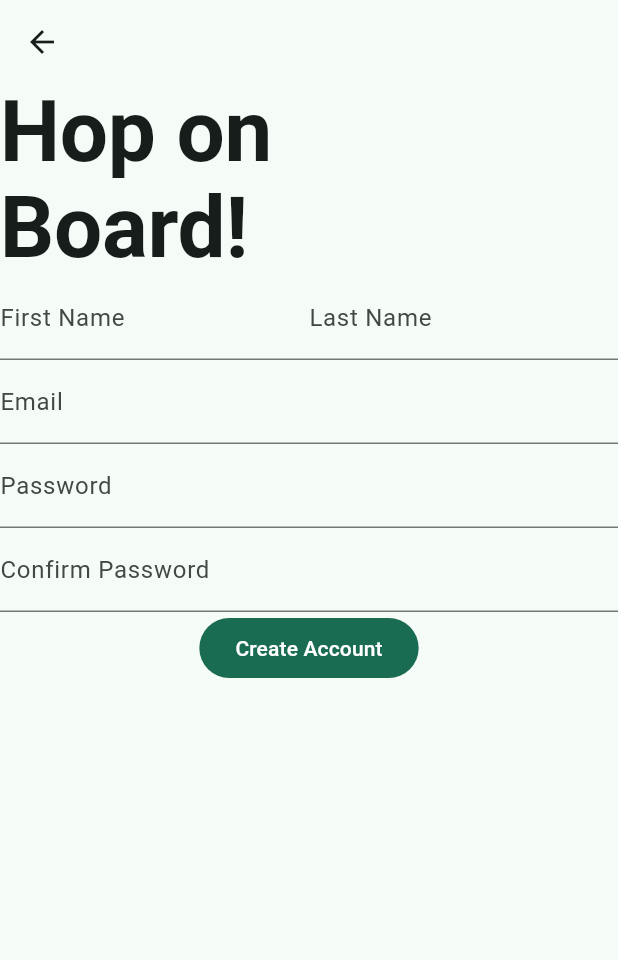
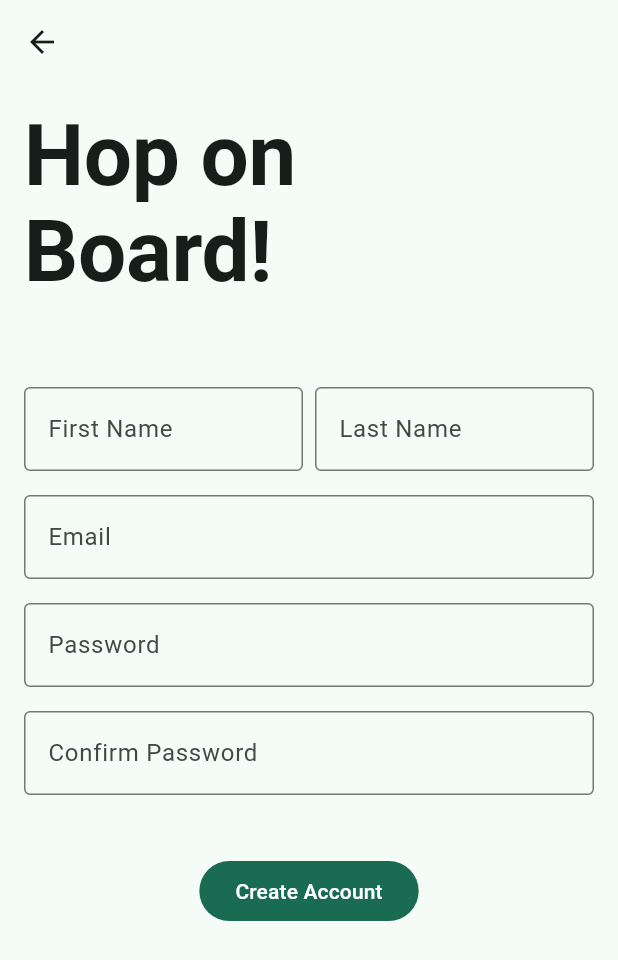
Before and after one commit to maranix/kudosware, a Flutter app: the screen it shows after launch, after a tap on an icon or button, on a phone screen of 412 x 824 dp. Shown: the top 960 px of the screen. Run offline on Flutter 3.47's test engine with Material 3 defaults, Android fonts, the phone set to English and light mode, and no system bars; our stand-ins replace bloc, cloud_firestore, equatable, firebase_auth, firebase_core, flutter_bloc; accounts and stored records are empty; generated files the repository leaves out were written again.

Commit message:
fix: ui padding/decoration and add validation logic

```diff
--- /dev/null
+++ b/lib/core/utils/utils.dart
@@ -0,0 +1 @@
+export 'validators.dart';
--- a/lib/feature/login/view/login_page.dart
+++ b/lib/feature/login/view/login_page.dart
@@ -1,9 +1,12 @@
+import 'dart:math';
+
 import 'package:flutter/cupertino.dart';
 import 'package:flutter/material.dart';
 import 'package:flutter_bloc/flutter_bloc.dart';
 import 'package:kudosware/core/repository/authentication_repository.dart';
 import 'package:kudosware/feature/login/login.dart';
 import 'package:kudosware/feature/signup/signup.dart';
+import 'package:kudosware/widgets/widgets.dart';
 
 class LogInPage extends StatelessWidget {
   const LogInPage({super.key});
@@ -43,21 +46,24 @@ class _LogInView extends StatelessWidget {
             );
         }
       },
-      child: const Scaffold(
+      child: Scaffold(
         body: SafeArea(
           child: SingleChildScrollView(
             child: Padding(
-              padding: EdgeInsets.all(16.0),
+              padding: const EdgeInsets.all(16.0),
               child: Column(
                 crossAxisAlignment: CrossAxisAlignment.start,
                 children: [
-                  _Title(),
-                  _LogInFormView(),
-                  Align(
+                  const _Title(),
+                  SizedBox(
+                    height: min(100, MediaQuery.sizeOf(context).height * 0.15),
+                  ),
+                  const _LogInFormView(),
+                  const Align(
                     alignment: Alignment.centerRight,
                     child: _SignUpActionButton(),
                   ),
-                  Center(
+                  const Center(
                     child: _LogInActionButton(),
                   ),
                 ],
@@ -78,6 +84,7 @@ class _LogInFormView extends StatelessWidget {
     return const Column(
       children: [
         _EmailField(),
+        SizedBox(height: 16),
         _PasswordField(),
       ],
     );
@@ -111,7 +118,7 @@ class _EmailField extends StatelessWidget {
 
     return TextFormField(
       key: const Key('loginUserView_email_textFormField'),
-      decoration: InputDecoration(
+      decoration: textFieldDecoration(
         enabled: isEnabled,
         labelText: 'Email',
         hintText: 'johndoe@gmail.com',
@@ -133,9 +140,11 @@ class _PasswordField extends StatelessWidget {
 
     return TextFormField(
       key: const Key('loginUserView_password_textFormField'),
-      decoration: InputDecoration(
+      obscureText: true,
+      decoration: textFieldDecoration(
         enabled: isEnabled,
         labelText: 'Password',
+        hintText: '*********',
       ),
       onChanged: (password) =>
           context.read<LogInBloc>().add(LogInPasswordChanged(password)),
--- a/lib/feature/signup/view/signup_page.dart
+++ b/lib/feature/signup/view/signup_page.dart
@@ -1,9 +1,13 @@
+import 'dart:math';
+
 import 'package:flutter/cupertino.dart';
 import 'package:flutter/material.dart';
 import 'package:flutter_bloc/flutter_bloc.dart';
 import 'package:kudosware/app/app.dart';
 import 'package:kudosware/core/repository/authentication_repository.dart';
+import 'package:kudosware/core/utils/validators.dart';
 import 'package:kudosware/feature/signup/signup.dart';
+import 'package:kudosware/widgets/widgets.dart';
 
 class SignUpPage extends StatelessWidget {
   const SignUpPage({super.key});
@@ -54,42 +58,24 @@ class _SignUpView extends StatelessWidget {
       },
       child: Scaffold(
         appBar: AppBar(),
-        body: const SafeArea(
+        body: SafeArea(
           child: SingleChildScrollView(
-            child: Column(
-              crossAxisAlignment: CrossAxisAlignment.start,
-              children: [
-                _Title(),
-                _SignUpFormView(),
-                Center(
-                  child: _SignUpActionButton(),
-                )
-              ],
+            child: Padding(
+              padding: const EdgeInsets.all(16.0),
+              child: Column(
+                crossAxisAlignment: CrossAxisAlignment.start,
+                children: [
+                  const _Title(),
+                  SizedBox(
+                    height: min(50, MediaQuery.sizeOf(context).height * 1),
+                  ),
+                  const _SignUpFormView(),
+                ],
+              ),
             ),
           ),
         ),
       ),
-    );
-  }
-}
-
-class _SignUpFormView extends StatelessWidget {
-  const _SignUpFormView();
-
-  @override
-  Widget build(BuildContext context) {
-    return const Column(
-      children: [
-        Row(
-          children: [
-            Expanded(child: _FirstNameField()),
-            Expanded(child: _LastNameField()),
-          ],
-        ),
-        _EmailField(),
-        _PasswordField(),
-        _ConfirmPasswordField(),
-      ],
     );
   }
 }
@@ -110,6 +96,66 @@ class _Title extends StatelessWidget {
   }
 }
 
+class _SignUpFormView extends StatefulWidget {
+  const _SignUpFormView();
+
+  @override
+  State<_SignUpFormView> createState() => _SignUpFormViewState();
+}
+
+class _SignUpFormViewState extends State<_SignUpFormView> {
+  late final GlobalKey<FormState> _formKey;
+
+  void _onValidated() {
+    if (_formKey.currentState == null) return;
+
+    if (_formKey.currentState!.validate()) {
+      context.read<SignUpBloc>().add(const SignUpRequested());
+    }
+  }
+
+  @override
+  void initState() {
+    super.initState();
+    _formKey = GlobalKey<FormState>();
+  }
+
+  @override
+  void dispose() {
+    _formKey.currentState?.dispose();
+    super.dispose();
+  }
+
+  @override
+  Widget build(BuildContext context) {
+    return Form(
+      key: _formKey,
+      child: Column(
+        crossAxisAlignment: CrossAxisAlignment.center,
+        children: [
+          const Row(
+            children: [
+              Expanded(child: _FirstNameField()),
+              SizedBox(width: 8),
+              Expanded(child: _LastNameField()),
+            ],
+          ),
+          const _EmailField(),
+          const _PasswordField(),
+          const _ConfirmPasswordField(),
+          const SizedBox(height: 8),
+          _SignUpActionButton(onValidated: _onValidated)
+        ]
+            .map((child) => Padding(
+                  padding: const EdgeInsets.symmetric(vertical: 8),
+                  child: child,
+                ))
+            .toList(),
+      ),
+    );
+  }
+}
+
 class _FirstNameField extends StatelessWidget {
   const _FirstNameField();
 
@@ -122,7 +168,8 @@ class _FirstNameField extends StatelessWidget {
 
     return TextFormField(
       key: const Key('signupUserView_firstName_textFormField'),
-      decoration: InputDecoration(
+      keyboardType: TextInputType.name,
+      decoration: textFieldDecoration(
         enabled: isEnabled,
         labelText: 'First Name',
         hintText: 'John',
@@ -130,6 +177,7 @@ class _FirstNameField extends StatelessWidget {
       initialValue: firstName,
       onChanged: (name) =>
           context.read<SignUpBloc>().add(SignUpFirstNameChanged(name)),
+      validator: validateFirstName,
     );
   }
 }
@@ -146,7 +194,8 @@ class _LastNameField extends StatelessWidget {
 
     return TextFormField(
       key: const Key('signupUserView_lastName_textFormField'),
-      decoration: InputDecoration(
+      keyboardType: TextInputType.name,
+      decoration: textFieldDecoration(
         enabled: isEnabled,
         labelText: 'Last Name',
         hintText: 'Doe',
@@ -154,6 +203,7 @@ class _LastNameField extends StatelessWidget {
       initialValue: lastName,
       onChanged: (name) =>
           context.read<SignUpBloc>().add(SignUpLastNameChanged(name)),
+      validator: validateLastName,
     );
   }
 }
@@ -170,7 +220,8 @@ class _EmailField extends StatelessWidget {
 
     return TextFormField(
       key: const Key('signupUserView_email_textFormField'),
-      decoration: InputDecoration(
+      keyboardType: TextInputType.emailAddress,
+      decoration: textFieldDecoration(
         enabled: isEnabled,
         labelText: 'Email',
         hintText: 'johndoe@gmail.com',
@@ -178,6 +229,7 @@ class _EmailField extends StatelessWidget {
       initialValue: email,
       onChanged: (email) =>
           context.read<SignUpBloc>().add(SignUpEmailChanged(email)),
+      validator: validateEmail,
     );
   }
 }
@@ -192,13 +244,15 @@ class _PasswordField extends StatelessWidget {
 
     return TextFormField(
       key: const Key('signupUserView_password_textFormField'),
-      decoration: InputDecoration(
+      keyboardType: TextInputType.visiblePassword,
+      decoration: textFieldDecoration(
         enabled: isEnabled,
         labelText: 'Password',
       ),
       obscureText: true,
       onChanged: (password) =>
           context.read<SignUpBloc>().add(SignUpPasswordChanged(password)),
+      validator: validatePassword,
     );
   }
 }
@@ -213,7 +267,8 @@ class _ConfirmPasswordField extends StatelessWidget {
 
     return TextFormField(
       key: const Key('signupUserView_confirmPassword_textFormField'),
-      decoration: InputDecoration(
+      keyboardType: TextInputType.visiblePassword,
+      decoration: textFieldDecoration(
         enabled: isEnabled,
         labelText: 'Confirm Password',
       ),
@@ -221,12 +276,18 @@ class _ConfirmPasswordField extends StatelessWidget {
       onChanged: (password) => context
           .read<SignUpBloc>()
           .add(SignUpConfirmPasswordChanged(password)),
+      validator: (cpass) => validateConfirmPassword(
+          cpass, context.read<SignUpBloc>().state.password),
     );
   }
 }
 
 class _SignUpActionButton extends StatelessWidget {
-  const _SignUpActionButton();
+  const _SignUpActionButton({
+    required this.onValidated,
+  });
+
+  final VoidCallback onValidated;
 
   @override
   Widget build(BuildContext context) {
@@ -234,7 +295,7 @@ class _SignUpActionButton extends StatelessWidget {
         .select<SignUpBloc, bool>((bloc) => bloc.state.status.isNotLoading);
 
     return FilledButton(
-      onPressed: () => context.read<SignUpBloc>().add(const SignUpRequested()),
+      onPressed: onValidated,
       child: AnimatedCrossFade(
         crossFadeState:
             isEnabled ? CrossFadeState.showFirst : CrossFadeState.showSecond,
--- /dev/null
+++ b/lib/widgets/styles/form_field_input_decoration.dart
@@ -0,0 +1,14 @@
+import 'package:flutter/material.dart';
+
+InputDecoration textFieldDecoration({
+  bool enabled = true,
+  String? labelText,
+  String? hintText,
+}) {
+  return InputDecoration(
+    enabled: enabled,
+    labelText: labelText,
+    hintText: hintText,
+    border: const OutlineInputBorder(),
+  );
+}
--- /dev/null
+++ b/lib/widgets/styles/styles.dart
@@ -0,0 +1 @@
+export 'form_field_input_decoration.dart';
--- a/lib/widgets/widgets.dart
+++ b/lib/widgets/widgets.dart
@@ -1,2 +1,3 @@
 export 'appbar_logout_button.dart';
 export 'keep_alive_page.dart';
+export 'styles/styles.dart';
```
Also changed, not shown: lib/core/utils/validators.dart (added, +56 -0 lines), lib/feature/edit_student/view/edit_student_page.dart (+77 -29 lines).
